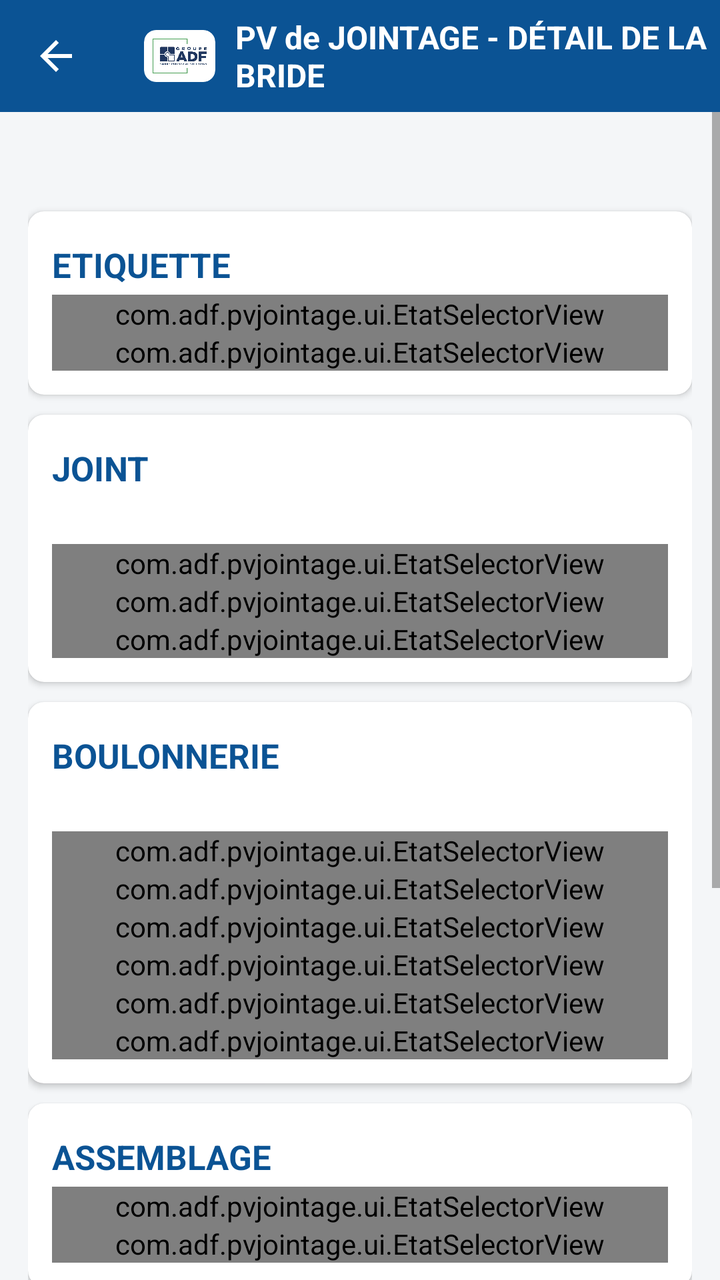
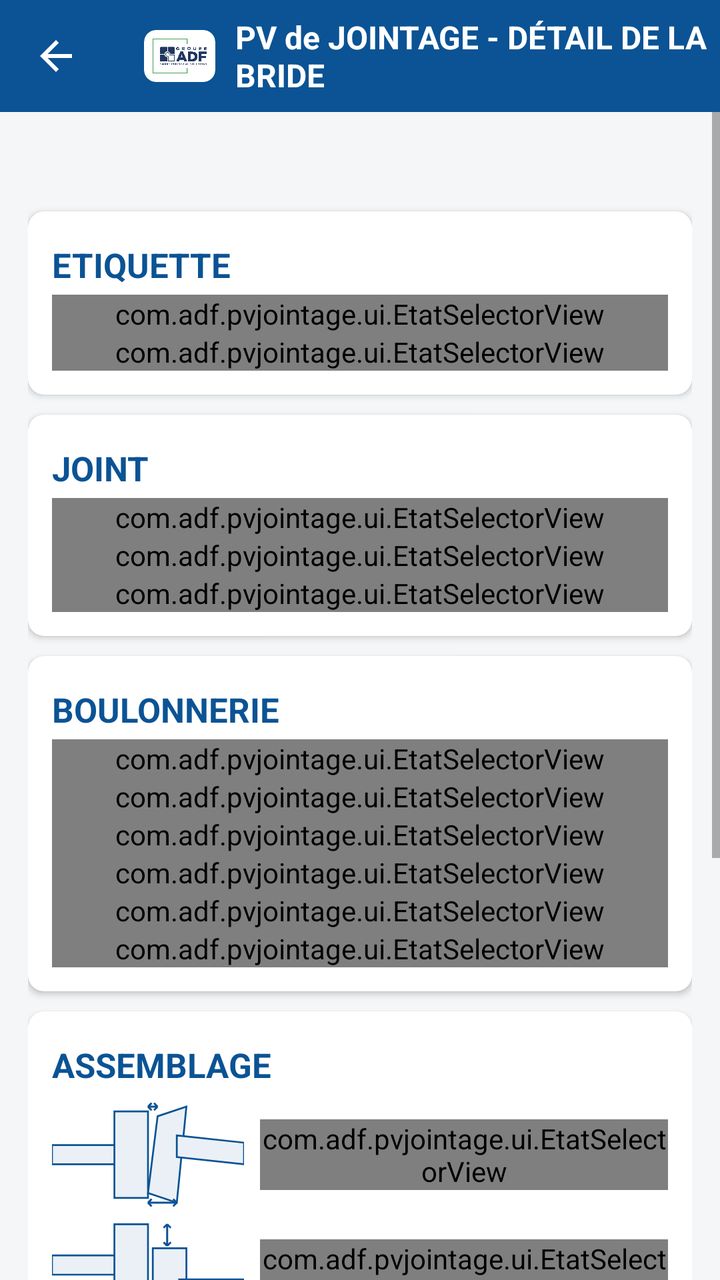

Compare the two renders of this Android layout. The source of the first and the diff that turns it into the second are given below.
<!-- AndroidManifest.xml: application theme Theme.PVJointage -->
<!-- res/layout/activity_champ.xml -->
<?xml version="1.0" encoding="utf-8"?>
<LinearLayout xmlns:android="http://schemas.android.com/apk/res/android"
    xmlns:app="http://schemas.android.com/apk/res-auto"
    android:layout_width="match_parent"
    android:layout_height="match_parent"
    android:orientation="vertical"
    android:background="@color/background">

    <com.google.android.material.appbar.MaterialToolbar
        android:id="@+id/toolbar"
        android:layout_width="match_parent"
        android:layout_height="?attr/actionBarSize"
        android:background="@color/primary"
        app:navigationIcon="@drawable/ic_back"
        app:navigationIconTint="@color/white">

        <LinearLayout
            android:layout_width="wrap_content"
            android:layout_height="wrap_content"
            android:orientation="horizontal"
            android:gravity="center_vertical">

            <androidx.cardview.widget.CardView
                android:layout_width="wrap_content"
                android:layout_height="wrap_content"
                android:layout_marginEnd="10dp"
                app:cardBackgroundColor="@color/white"
                app:cardCornerRadius="6dp"
                app:cardElevation="0dp">

                <ImageView
                    android:id="@+id/imgLogo"
                    android:layout_width="wrap_content"
                    android:layout_height="26dp"
                    android:padding="4dp"
                    android:adjustViewBounds="true"
                    android:scaleType="fitCenter"
                    android:src="@drawable/logo_adf"
                    android:contentDescription="@string/app_name" />
            </androidx.cardview.widget.CardView>

            <TextView
                android:layout_width="wrap_content"
                android:layout_height="wrap_content"
                android:text="@string/title_champ"
                android:textColor="@color/white"
                android:textSize="16sp"
                android:textStyle="bold" />
        </LinearLayout>
    </com.google.android.material.appbar.MaterialToolbar>

    <ScrollView
        android:layout_width="match_parent"
        android:layout_height="0dp"
        android:layout_weight="1">

        <LinearLayout
            android:layout_width="match_parent"
            android:layout_height="wrap_content"
            android:orientation="vertical"
            android:padding="14dp">

            <TextView
                android:id="@+id/tvContexte"
                android:layout_width="match_parent"
                android:layout_height="wrap_content"
                android:textStyle="bold"
                android:textSize="19sp"
                android:textColor="@color/primary_dark"
                android:layout_marginBottom="10dp"/>

            
            <androidx.cardview.widget.CardView android:layout_width="match_parent" android:layout_height="wrap_content" app:cardCornerRadius="8dp" app:cardElevation="2dp" android:layout_marginBottom="10dp">
                <LinearLayout android:layout_width="match_parent" android:layout_height="wrap_content" android:orientation="vertical" android:padding="12dp">
                    <LinearLayout android:layout_width="match_parent" android:layout_height="wrap_content" android:orientation="horizontal" android:gravity="center_vertical">
                        <TextView android:layout_width="0dp" android:layout_height="wrap_content" android:layout_weight="1" android:text="@string/section_etiquette" android:textStyle="bold" android:textColor="@color/primary" android:textSize="17sp"/>
                        <TextView android:id="@+id/tvStatutEtiquette" android:layout_width="wrap_content" android:layout_height="wrap_content" android:textStyle="bold" android:padding="4dp" android:textSize="16sp"/>
                    </LinearLayout>
                    <com.adf.pvjointage.ui.EtatSelectorView android:id="@+id/selEtiMiseSerree" android:layout_width="match_parent" android:layout_height="wrap_content"/>
                    <com.adf.pvjointage.ui.EtatSelectorView android:id="@+id/selEtiNomDate" android:layout_width="match_parent" android:layout_height="wrap_content"/>
                </LinearLayout>
            </androidx.cardview.widget.CardView>

            
            <androidx.cardview.widget.CardView android:layout_width="match_parent" android:layout_height="wrap_content" app:cardCornerRadius="8dp" app:cardElevation="2dp" android:layout_marginBottom="10dp">
                <LinearLayout android:layout_width="match_parent" android:layout_height="wrap_content" android:orientation="vertical" android:padding="12dp">
                    <LinearLayout android:layout_width="match_parent" android:layout_height="wrap_content" android:orientation="horizontal" android:gravity="center_vertical">
                        <TextView android:layout_width="0dp" android:layout_height="wrap_content" android:layout_weight="1" android:text="@string/section_joint" android:textStyle="bold" android:textColor="@color/primary" android:textSize="17sp"/>
                        <TextView android:id="@+id/tvStatutJoint" android:layout_width="wrap_content" android:layout_height="wrap_content" android:textStyle="bold" android:padding="4dp" android:textSize="16sp"/>
                    </LinearLayout>
                    <TextView android:id="@+id/tvJointRef" android:layout_width="match_parent" android:layout_height="wrap_content" android:textSize="14sp" android:textColor="@color/black" android:layout_marginBottom="4dp"/>
                    <com.adf.pvjointage.ui.EtatSelectorView android:id="@+id/selJointMatiere" android:layout_width="match_parent" android:layout_height="wrap_content"/>
                    <com.adf.pvjointage.ui.EtatSelectorView android:id="@+id/selJointDimension" android:layout_width="match_parent" android:layout_height="wrap_content"/>
                    <com.adf.pvjointage.ui.EtatSelectorView android:id="@+id/selJointAspect" android:layout_width="match_parent" android:layout_height="wrap_content"/>
                </LinearLayout>
            </androidx.cardview.widget.CardView>

            
            <androidx.cardview.widget.CardView android:layout_width="match_parent" android:layout_height="wrap_content" app:cardCornerRadius="8dp" app:cardElevation="2dp" android:layout_marginBottom="10dp">
                <LinearLayout android:layout_width="match_parent" android:layout_height="wrap_content" android:orientation="vertical" android:padding="12dp">
                    <LinearLayout android:layout_width="match_parent" android:layout_height="wrap_content" android:orientation="horizontal" android:gravity="center_vertical">
                        <TextView android:layout_width="0dp" android:layout_height="wrap_content" android:layout_weight="1" android:text="@string/section_boulonnerie" android:textStyle="bold" android:textColor="@color/primary" android:textSize="17sp"/>
                        <TextView android:id="@+id/tvStatutBoulonnerie" android:layout_width="wrap_content" android:layout_height="wrap_content" android:textStyle="bold" android:padding="4dp" android:textSize="16sp"/>
                    </LinearLayout>
                    <TextView android:id="@+id/tvBoulonRef" android:layout_width="match_parent" android:layout_height="wrap_content" android:textSize="14sp" android:textColor="@color/black" android:layout_marginBottom="4dp"/>
                    <com.adf.pvjointage.ui.EtatSelectorView android:id="@+id/selBoulonNeuves" android:layout_width="match_parent" android:layout_height="wrap_content"/>
                    <com.adf.pvjointage.ui.EtatSelectorView android:id="@+id/selBoulonRondelles" android:layout_width="match_parent" android:layout_height="wrap_content"/>
                    <com.adf.pvjointage.ui.EtatSelectorView android:id="@+id/selBoulonEquilibrage" android:layout_width="match_parent" android:layout_height="wrap_content"/>
                    <com.adf.pvjointage.ui.EtatSelectorView android:id="@+id/selBoulonGraissage" android:layout_width="match_parent" android:layout_height="wrap_content"/>
                    <com.adf.pvjointage.ui.EtatSelectorView android:id="@+id/selBoulonLongueur" android:layout_width="match_parent" android:layout_height="wrap_content"/>
                    <com.adf.pvjointage.ui.EtatSelectorView android:id="@+id/selBoulonMatiere" android:layout_width="match_parent" android:layout_height="wrap_content"/>
                </LinearLayout>
            </androidx.cardview.widget.CardView>

            
            <androidx.cardview.widget.CardView android:layout_width="match_parent" android:layout_height="wrap_content" app:cardCornerRadius="8dp" app:cardElevation="2dp" android:layout_marginBottom="10dp">
                <LinearLayout android:layout_width="match_parent" android:layout_height="wrap_content" android:orientation="vertical" android:padding="12dp">
                    <LinearLayout android:layout_width="match_parent" android:layout_height="wrap_content" android:orientation="horizontal" android:gravity="center_vertical">
                        <TextView android:layout_width="0dp" android:layout_height="wrap_content" android:layout_weight="1" android:text="@string/section_assemblage" android:textStyle="bold" android:textColor="@color/primary" android:textSize="17sp"/>
                        <TextView android:id="@+id/tvStatutAssemblage" android:layout_width="wrap_content" android:layout_height="wrap_content" android:textStyle="bold" android:padding="4dp" android:textSize="16sp"/>
                    </LinearLayout>
                    <com.adf.pvjointage.ui.EtatSelectorView android:id="@+id/selAssemblageParallelisme" android:layout_width="match_parent" android:layout_height="wrap_content"/>
                    <com.adf.pvjointage.ui.EtatSelectorView android:id="@+id/selAssemblageExcentration" android:layout_width="match_parent" android:layout_height="wrap_content"/>
                </LinearLayout>
            </androidx.cardview.widget.CardView>

            
            <androidx.cardview.widget.CardView android:layout_width="match_parent" android:layout_height="wrap_content" app:cardCornerRadius="8dp" app:cardElevation="2dp" android:layout_marginBottom="10dp">
                <LinearLayout android:layout_width="match_parent" android:layout_height="wrap_content" android:orientation="vertical" android:padding="12dp">
                    <TextView android:layout_width="match_parent" android:layout_height="wrap_content" android:text="@string/section_remarque" android:textStyle="bold" android:textColor="@color/primary" android:textSize="17sp" android:layout_marginBottom="8dp"/>
                    <EditText
                        android:id="@+id/etRemarque"
                        android:layout_width="match_parent"
                        android:layout_height="wrap_content"
                        android:gravity="top|start"
                        android:inputType="textMultiLine|textCapSentences"
                        android:maxLines="5"
                        android:minLines="2"
                        android:textSize="15sp"
                        android:hint="@string/remarque_hint"/>
                </LinearLayout>
            </androidx.cardview.widget.CardView>

            
            <androidx.cardview.widget.CardView android:layout_width="match_parent" android:layout_height="wrap_content" app:cardCornerRadius="8dp" app:cardElevation="2dp" android:layout_marginBottom="10dp">
                <LinearLayout android:layout_width="match_parent" android:layout_height="wrap_content" android:orientation="vertical" android:padding="12dp">
                    <TextView android:layout_width="match_parent" android:layout_height="wrap_content" android:text="@string/section_photo" android:textStyle="bold" android:textColor="@color/primary" android:textSize="17sp" android:layout_marginBottom="8dp"/>
                    <TextView android:layout_width="match_parent" android:layout_height="wrap_content" android:text="Les photos sont propres à cette bride (repère)." android:textSize="14sp" android:layout_marginBottom="8dp"/>
                    <Button
                        android:id="@+id/btnPrendrePhoto"
                        style="@style/Widget.MaterialComponents.Button.OutlinedButton"
                        android:layout_width="wrap_content"
                        android:layout_height="wrap_content"
                        android:text="@string/btn_prendre_photo"/>
                    <androidx.recyclerview.widget.RecyclerView
                        android:id="@+id/rvPhotos"
                        android:layout_width="match_parent"
                        android:layout_height="wrap_content"
                        android:orientation="horizontal"
                        android:layout_marginTop="8dp"
                        android:nestedScrollingEnabled="false"/>
                </LinearLayout>
            </androidx.cardview.widget.CardView>

        </LinearLayout>
    </ScrollView>
</LinearLayout>
<!-- resources referenced by this layout -->
<resources>
  <color name="background">#F4F6F8</color>
  <color name="black">#212121</color>
  <color name="primary">#0B5394</color>
  <color name="primary_dark">#073763</color>
  <color name="white">#FFFFFF</color>
  <string name="app_name">PV Jointage</string>
  <string name="btn_prendre_photo">Prendre une photo</string>
  <string name="remarque_hint">Texte libre (5 lignes maximum)</string>
  <string name="section_assemblage">ASSEMBLAGE</string>
  <string name="section_boulonnerie">BOULONNERIE</string>
  <string name="section_etiquette">ETIQUETTE</string>
  <string name="section_joint">JOINT</string>
  <string name="section_photo">PHOTO (ETIQUETTE &amp; ASSEMBLAGE)</string>
  <string name="section_remarque">REMARQUE :</string>
  <string name="title_champ">PV de JOINTAGE - DÉTAIL DE LA BRIDE</string>
  <style name="Theme.PVJointage" parent="Theme.MaterialComponents.DayNight.NoActionBar">
          <item name="colorPrimary">@color/primary</item>
          <item name="colorPrimaryDark">@color/primary_dark</item>
          <item name="colorAccent">@color/accent</item>
          <item name="android:windowBackground">@color/background</item>
      </style>
  <color name="accent">#F1C232</color>
  <!-- unchanged entries left out for length: 2 -->
</resources>

<!-- the commit's change to res/layout/activity_champ.xml (unified diff, before → after) -->
@@ -88,9 +88,8 @@
                         <TextView android:layout_width="0dp" android:layout_height="wrap_content" android:layout_weight="1" android:text="@string/section_joint" android:textStyle="bold" android:textColor="@color/primary" android:textSize="17sp"/>
                         <TextView android:id="@+id/tvStatutJoint" android:layout_width="wrap_content" android:layout_height="wrap_content" android:textStyle="bold" android:padding="4dp" android:textSize="16sp"/>
                     </LinearLayout>
-                    <TextView android:id="@+id/tvJointRef" android:layout_width="match_parent" android:layout_height="wrap_content" android:textSize="14sp" android:textColor="@color/black" android:layout_marginBottom="4dp"/>
+                    <com.adf.pvjointage.ui.EtatSelectorView android:id="@+id/selJointDimension" android:layout_width="match_parent" android:layout_height="wrap_content"/>
                     <com.adf.pvjointage.ui.EtatSelectorView android:id="@+id/selJointMatiere" android:layout_width="match_parent" android:layout_height="wrap_content"/>
-                    <com.adf.pvjointage.ui.EtatSelectorView android:id="@+id/selJointDimension" android:layout_width="match_parent" android:layout_height="wrap_content"/>
                     <com.adf.pvjointage.ui.EtatSelectorView android:id="@+id/selJointAspect" android:layout_width="match_parent" android:layout_height="wrap_content"/>
                 </LinearLayout>
             </androidx.cardview.widget.CardView>
@@ -102,7 +101,6 @@
                         <TextView android:layout_width="0dp" android:layout_height="wrap_content" android:layout_weight="1" android:text="@string/section_boulonnerie" android:textStyle="bold" android:textColor="@color/primary" android:textSize="17sp"/>
                         <TextView android:id="@+id/tvStatutBoulonnerie" android:layout_width="wrap_content" android:layout_height="wrap_content" android:textStyle="bold" android:padding="4dp" android:textSize="16sp"/>
                     </LinearLayout>
-                    <TextView android:id="@+id/tvBoulonRef" android:layout_width="match_parent" android:layout_height="wrap_content" android:textSize="14sp" android:textColor="@color/black" android:layout_marginBottom="4dp"/>
                     <com.adf.pvjointage.ui.EtatSelectorView android:id="@+id/selBoulonNeuves" android:layout_width="match_parent" android:layout_height="wrap_content"/>
                     <com.adf.pvjointage.ui.EtatSelectorView android:id="@+id/selBoulonRondelles" android:layout_width="match_parent" android:layout_height="wrap_content"/>
                     <com.adf.pvjointage.ui.EtatSelectorView android:id="@+id/selBoulonEquilibrage" android:layout_width="match_parent" android:layout_height="wrap_content"/>
@@ -119,8 +117,26 @@
                         <TextView android:layout_width="0dp" android:layout_height="wrap_content" android:layout_weight="1" android:text="@string/section_assemblage" android:textStyle="bold" android:textColor="@color/primary" android:textSize="17sp"/>
                         <TextView android:id="@+id/tvStatutAssemblage" android:layout_width="wrap_content" android:layout_height="wrap_content" android:textStyle="bold" android:padding="4dp" android:textSize="16sp"/>
                     </LinearLayout>
-                    <com.adf.pvjointage.ui.EtatSelectorView android:id="@+id/selAssemblageParallelisme" android:layout_width="match_parent" android:layout_height="wrap_content"/>
-                    <com.adf.pvjointage.ui.EtatSelectorView android:id="@+id/selAssemblageExcentration" android:layout_width="match_parent" android:layout_height="wrap_content"/>
+                    <LinearLayout android:layout_width="match_parent" android:layout_height="wrap_content" android:orientation="horizontal" android:gravity="center_vertical">
+                        <ImageView
+                            android:layout_width="96dp"
+                            android:layout_height="60dp"
+                            android:layout_marginEnd="8dp"
+                            android:scaleType="fitCenter"
+                            android:src="@drawable/ic_parallelisme"
+                            android:contentDescription="@string/assemblage_parallelisme" />
+                        <com.adf.pvjointage.ui.EtatSelectorView android:id="@+id/selAssemblageParallelisme" android:layout_width="0dp" android:layout_height="wrap_content" android:layout_weight="1"/>
+                    </LinearLayout>
+                    <LinearLayout android:layout_width="match_parent" android:layout_height="wrap_content" android:orientation="horizontal" android:gravity="center_vertical">
+                        <ImageView
+                            android:layout_width="96dp"
+                            android:layout_height="60dp"
+                            android:layout_marginEnd="8dp"
+                            android:scaleType="fitCenter"
+                            android:src="@drawable/ic_excentration"
+                            android:contentDescription="@string/assemblage_excentration" />
+                        <com.adf.pvjointage.ui.EtatSelectorView android:id="@+id/selAssemblageExcentration" android:layout_width="0dp" android:layout_height="wrap_content" android:layout_weight="1"/>
+                    </LinearLayout>
                 </LinearLayout>
             </androidx.cardview.widget.CardView>
 
<!-- resource entries referenced after the edit -->
@@ -1,11 +1,54 @@
 <!-- resources referenced by this layout -->
 <resources>
   <color name="background">#F4F6F8</color>
-  <color name="black">#212121</color>
   <color name="primary">#0B5394</color>
   <color name="primary_dark">#073763</color>
   <color name="white">#FFFFFF</color>
+  <!-- drawable ic_excentration (drawable) -->
+  <?xml version="1.0" encoding="utf-8"?>
+  <vector xmlns:android="http://schemas.android.com/apk/res/android"
+      android:width="96dp"
+      android:height="60dp"
+      android:viewportWidth="160"
+      android:viewportHeight="100">
+  
+      
+      <path android:pathData="M0,34 L58,34 L58,50 L0,50 Z" android:fillColor="@color/row_alt" android:strokeColor="@color/primary" android:strokeWidth="1.5"/>
+      
+      <path android:pathData="M52,8 L80,8 L80,78 L52,78 Z" android:fillColor="@color/row_alt" android:strokeColor="@color/primary" android:strokeWidth="1.5"/>
+      
+      <path android:pathData="M84,28 L112,28 L112,96 L84,96 Z" android:fillColor="@color/row_alt" android:strokeColor="@color/primary" android:strokeWidth="1.5"/>
+      
+      <path android:pathData="M106,54 L160,54 L160,70 L106,70 Z" android:fillColor="@color/row_alt" android:strokeColor="@color/primary" android:strokeWidth="1.5"/>
+  
+      
+      <path android:pathData="M96,8 L96,26 M96,8 L93,11 M96,8 L99,11 M96,26 L93,23 M96,26 L99,23" android:strokeColor="@color/primary" android:strokeWidth="1.6" android:fillColor="#00000000"/>
+  </vector>
+  <!-- drawable ic_parallelisme (drawable) -->
+  <?xml version="1.0" encoding="utf-8"?>
+  <vector xmlns:android="http://schemas.android.com/apk/res/android"
+      android:width="96dp"
+      android:height="60dp"
+      android:viewportWidth="160"
+      android:viewportHeight="100">
+  
+      
+      <path android:pathData="M0,42 L58,42 L58,58 L0,58 Z" android:fillColor="@color/row_alt" android:strokeColor="@color/primary" android:strokeWidth="1.5"/>
+      
+      <path android:pathData="M52,14 L80,14 L80,86 L52,86 Z" android:fillColor="@color/row_alt" android:strokeColor="@color/primary" android:strokeWidth="1.5"/>
+      
+      <path android:pathData="M88,18 L112,10 L104,90 L80,82 Z" android:fillColor="@color/row_alt" android:strokeColor="@color/primary" android:strokeWidth="1.5"/>
+      
+      <path android:pathData="M104,34 L160,40 L160,58 L104,52 Z" android:fillColor="@color/row_alt" android:strokeColor="@color/primary" android:strokeWidth="1.5"/>
+  
+      
+      <path android:pathData="M80,10 L88,10 M80,10 L83,7 M80,10 L83,13 M88,10 L85,7 M88,10 L85,13" android:strokeColor="@color/primary" android:strokeWidth="1.6" android:fillColor="#00000000"/>
+      
+      <path android:pathData="M80,90 L104,90 M80,90 L83,87 M80,90 L83,93 M104,90 L101,87 M104,90 L101,93" android:strokeColor="@color/primary" android:strokeWidth="1.6" android:fillColor="#00000000"/>
+  </vector>
   <string name="app_name">PV Jointage</string>
+  <string name="assemblage_excentration">Excentration</string>
+  <string name="assemblage_parallelisme">Parallélisme</string>
   <string name="btn_prendre_photo">Prendre une photo</string>
   <string name="remarque_hint">Texte libre (5 lignes maximum)</string>
   <string name="section_assemblage">ASSEMBLAGE</string>
@@ -21,6 +64,7 @@
           <item name="colorAccent">@color/accent</item>
           <item name="android:windowBackground">@color/background</item>
       </style>
+  <color name="row_alt">#EAF0F6</color>
   <color name="accent">#F1C232</color>
   <!-- unchanged entries left out for length: 2 -->
 </resources>
